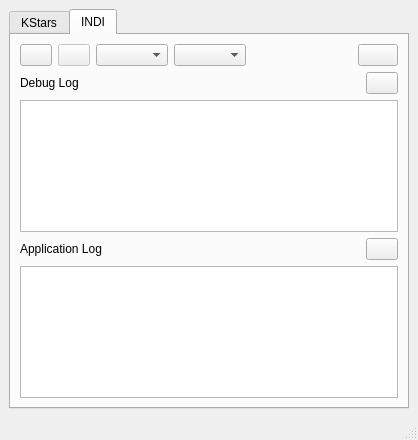
knro/ekosdebugger, file debuggerview.ui: the form before one commit.
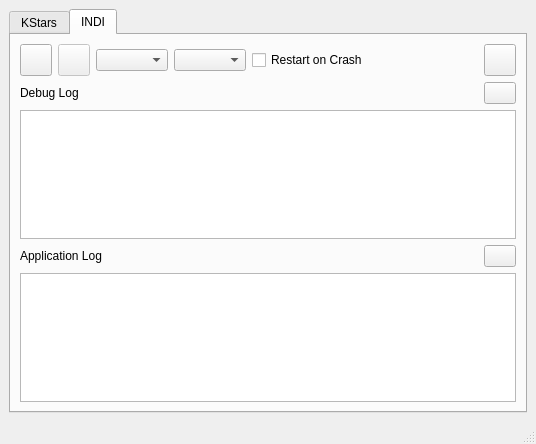
The form after the commit. The open tabs and pages were chosen to show the change. Icons and pictures are not drawn.

Commit message: Added Restart on Crash checkbox

```diff
--- a/debuggerview.ui
+++ b/debuggerview.ui
@@ -6,8 +6,8 @@
    <rect>
     <x>0</x>
     <y>0</y>
-    <width>414</width>
-    <height>436</height>
+    <width>536</width>
+    <height>444</height>
    </rect>
   </property>
   <property name="windowTitle">
@@ -23,7 +23,7 @@
      <widget class="QTabWidget" name="tabWidget">
       <property name="minimumSize">
        <size>
-        <width>400</width>
+        <width>500</width>
         <height>400</height>
        </size>
       </property>
@@ -371,6 +371,13 @@
             </property>
            </widget>
           </item>
+          <item>
+           <widget class="QCheckBox" name="restartINDICB">
+            <property name="text">
+             <string>Restart on Crash</string>
+            </property>
+           </widget>
+          </item>
           <item>
            <spacer name="horizontalSpacer_4">
             <property name="orientation">
@@ -386,6 +393,18 @@
           </item>
           <item>
            <widget class="QPushButton" name="saveINDILogsB">
+            <property name="minimumSize">
+             <size>
+              <width>32</width>
+              <height>32</height>
+             </size>
+            </property>
+            <property name="maximumSize">
+             <size>
+              <width>32</width>
+              <height>32</height>
+             </size>
+            </property>
             <property name="text">
              <string/>
             </property>
```
Left out of the diff: 15 changed lines with no effect on the pictures. The commit also changes 2 other files.
